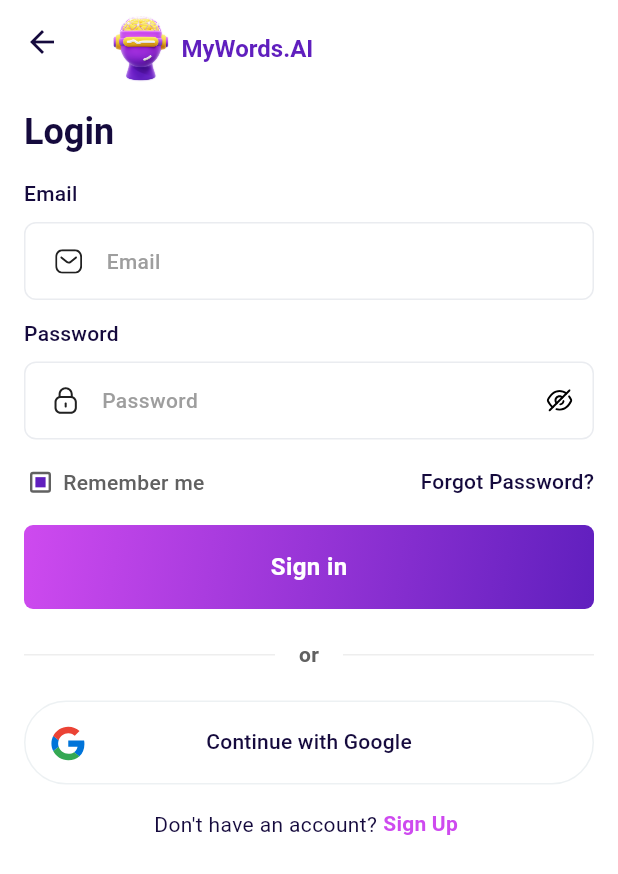
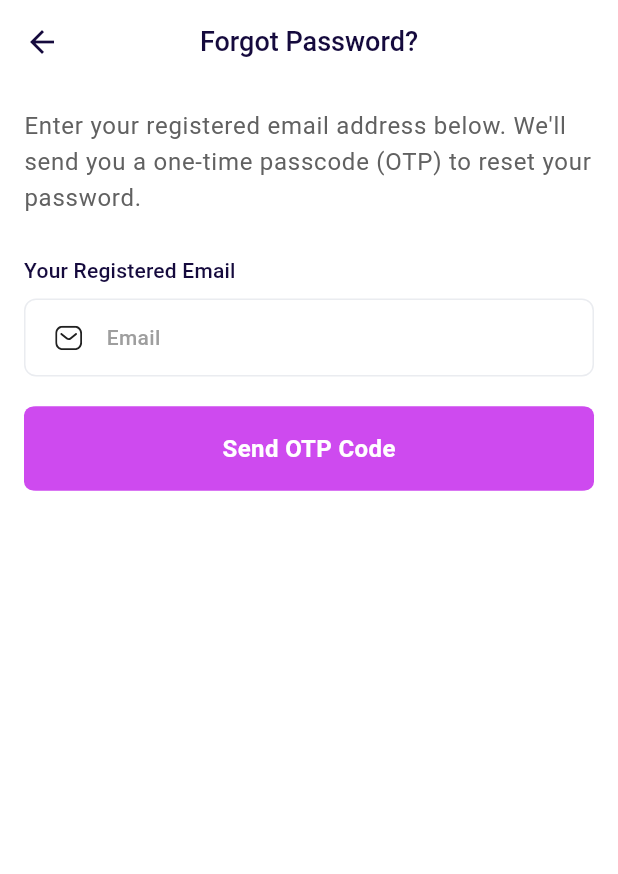
Before and after one commit to muneeb117/mywords.ai, a Flutter app: the LoginPage screen opened by its route, after a tap on "Forgot Password?", on a phone screen of 412 x 824 dp. Shown: the top 874 px of the screen. Run offline on Flutter 3.47's test engine with Material 3 defaults, Android fonts, the phone set to English and light mode, and no system bars; our stand-ins replace bloc, dartz, device_info_plus, dio, file_picker, flutter_bloc and 6 more; missing offline and left inert: docx_to_text, syncfusion_flutter_pdf; accounts and stored records are empty.

Commit message:
forgot password design and flow completed

```diff
--- a/lib/config/routes/route_manager.dart
+++ b/lib/config/routes/route_manager.dart
@@ -3,6 +3,10 @@ import 'package:flutter/material.dart';
 import 'package:mywords/modules/ai_detector/pages/ai_detector_page.dart';
 import 'package:mywords/modules/ai_humanizer/pages/ai_humanizer_page.dart';
 import 'package:mywords/modules/ai_writer/pages/ai_writer_input_page.dart';
+import 'package:mywords/modules/authentication/pages/forgot_password/forgot_password_email_page.dart';
+import 'package:mywords/modules/authentication/pages/forgot_password/forgot_password_otp_page.dart';
+import 'package:mywords/modules/authentication/pages/forgot_password/forgot_password_reset_page.dart';
+import 'package:mywords/modules/authentication/pages/forgot_password/forgot_password_success_page.dart';
 import 'package:mywords/modules/authentication/pages/login_page.dart';
 import 'package:mywords/modules/authentication/pages/signup/enter_otp_signup_page.dart';
 import 'package:mywords/modules/authentication/pages/signup/signup_confirmation_page.dart';
@@ -31,6 +35,10 @@ class RouteManager {
   static const String setting = '/setting';
   static const String accountSettings = '/accountSettings';
   static const String passwordSecurity = '/passwordSecurity';
+  static const String forgotPasswordEmail = '/forgotPasswordEmail';
+  static const String forgotPasswordOtp = '/forgotPasswordOtp';
+  static const String forgotPasswordReset = '/forgotPasswordReset';
+  static const String forgotPasswordSuccess = '/forgotPasswordSuccess';
 
   // Route generator
   static Route<dynamic> generateRoute(RouteSettings settings) {
@@ -41,6 +49,14 @@ class RouteManager {
         return CupertinoPageRoute(builder: (_) => OnboardingPage());
       case login:
         return CupertinoPageRoute(builder: (_) => const LoginPage());
+      case forgotPasswordEmail:
+        return CupertinoPageRoute(builder: (_) => const ForgotPasswordEmailPage());
+      case forgotPasswordOtp:
+        return CupertinoPageRoute(builder: (_) => const ForgotPasswordOtpPage());
+      case forgotPasswordReset:
+        return CupertinoPageRoute(builder: (_) => const ForgotPasswordResetPage());
+      case forgotPasswordSuccess:
+        return CupertinoPageRoute(builder: (_) => const ForgotPasswordSuccessPage());
       case signup:
         return CupertinoPageRoute(builder: (_) => const SignupPage());
       case twoFactorSignup:
--- /dev/null
+++ b/lib/modules/authentication/pages/forgot_password/forgot_password_email_page.dart
@@ -0,0 +1,74 @@
+import 'package:flutter/material.dart';
+import 'package:mywords/common/components/custom_appbar.dart';
+import 'package:mywords/common/components/custom_text_field.dart';
+import 'package:mywords/common/components/primary_button.dart';
+import 'package:mywords/config/routes/route_manager.dart';
+import 'package:mywords/utils/extensions/email_validator.dart';
+import 'package:mywords/utils/extensions/extended_context.dart';
+
+class ForgotPasswordEmailPage extends StatefulWidget {
+  const ForgotPasswordEmailPage({super.key});
+
+  @override
+  State<ForgotPasswordEmailPage> createState() => _ForgotPasswordEmailPageState();
+}
+
+class _ForgotPasswordEmailPageState extends State<ForgotPasswordEmailPage> {
+  TextEditingController emailController = TextEditingController();
+  final _formKey = GlobalKey<FormState>();
+
+  @override
+  Widget build(BuildContext context) {
+    return Scaffold(
+      appBar: CustomAppBar(title: 'Forgot Password?'),
+      body: Container(
+        margin: EdgeInsets.all(16),
+        child: SingleChildScrollView(
+          child: Form(
+            key: _formKey,
+            child: Column(
+              crossAxisAlignment: CrossAxisAlignment.start,
+              children: [
+                Text(
+                  "Enter your registered email address below. We'll send you a one-time passcode (OTP) to reset your password.",
+                  style: context.textTheme.bodyLarge?.copyWith(
+                    fontWeight: FontWeight.w400,
+                  ),
+                ),
+                SizedBox(height: 26),
+                Text('Your Registered Email', style: context.textTheme.titleMedium),
+                SizedBox(height: 8),
+                InputField.email(
+                  hintText: 'Email',
+                  controller: emailController,
+                  validator: (value) {
+                    if (value == null || value.trim().isEmpty) {
+                      return 'Email is required';
+                    } else if (!value.isValidEmail) {
+                      return 'Please enter a valid email';
+                    }
+                    return null;
+                  },
+                ),
+                SizedBox(height: 20),
+                PrimaryButton.filled(
+                  title: 'Send OTP Code',
+                  onTap: () {
+                    Navigator.pushReplacementNamed(context, RouteManager.forgotPasswordOtp);
+                    // If left side evaluates to null, and null == true is false
+                    bool isFormValidated = _formKey.currentState?.validate() == true;
+                    if (isFormValidated) {
+                      context.closeKeyboard();
+                      final email = emailController.text.toLowerCase().trim();
+                    }
+                  },
+                  fontWeight: FontWeight.bold,
+                )
+              ],
+            ),
+          ),
+        ),
+      ),
+    );
+  }
+}
--- a/lib/modules/authentication/pages/login_page.dart
+++ b/lib/modules/authentication/pages/login_page.dart
@@ -99,7 +99,9 @@ class _LoginPageState extends State<LoginPage> {
                       SizedBox(height: 8),
                       RememberMeAndForgotPasswordTile(
                         onRememberMeTap: () {},
-                        onForgotPasswordTap: () {},
+                        onForgotPasswordTap: () {
+                          Navigator.pushNamed(context, RouteManager.forgotPasswordEmail);
+                        },
                       ),
                       SizedBox(height: 8),
                       BlocConsumer<LoginCubit, LoginState>(
--- a/lib/modules/settings/pages/password_security_page.dart
+++ b/lib/modules/settings/pages/password_security_page.dart
@@ -21,9 +21,11 @@ class PasswordSecurityPage extends StatelessWidget {
             SizedBox(height: 16),
             Text('Your password needs to be at least 8 characters long.\nInclude some words and phrases to make it even more safer'),
             SizedBox(height: 16),
-            InputField.password(hintText: 'New password'),
+            InputField.password(hintText: 'New Password'),
             SizedBox(height: 16),
-            InputField.password(hintText: 'Confirm your password'),
+            InputField.password(
+              hintText: 'Confirm Your Password',
+            ),
           ],
         ),
       ),
--- a/pubspec.yaml
+++ b/pubspec.yaml
@@ -24,6 +24,8 @@ dependencies:
   flutter_bloc: ^9.1.0
   dio: ^5.8.0+1
   dartz: ^0.10.1
+  pinput: ^5.0.1
+
 
   file_picker: ^8.3.2
   path_provider: ^2.1.5
```
Also changed, not shown: lib/modules/authentication/pages/forgot_password/forgot_password_otp_page.dart (added, +93 -0 lines), lib/modules/authentication/pages/forgot_password/forgot_password_reset_page.dart (added, +99 -0 lines), lib/modules/authentication/pages/forgot_password/forgot_password_success_page.dart (added, +50 -0 lines), pubspec.lock.
